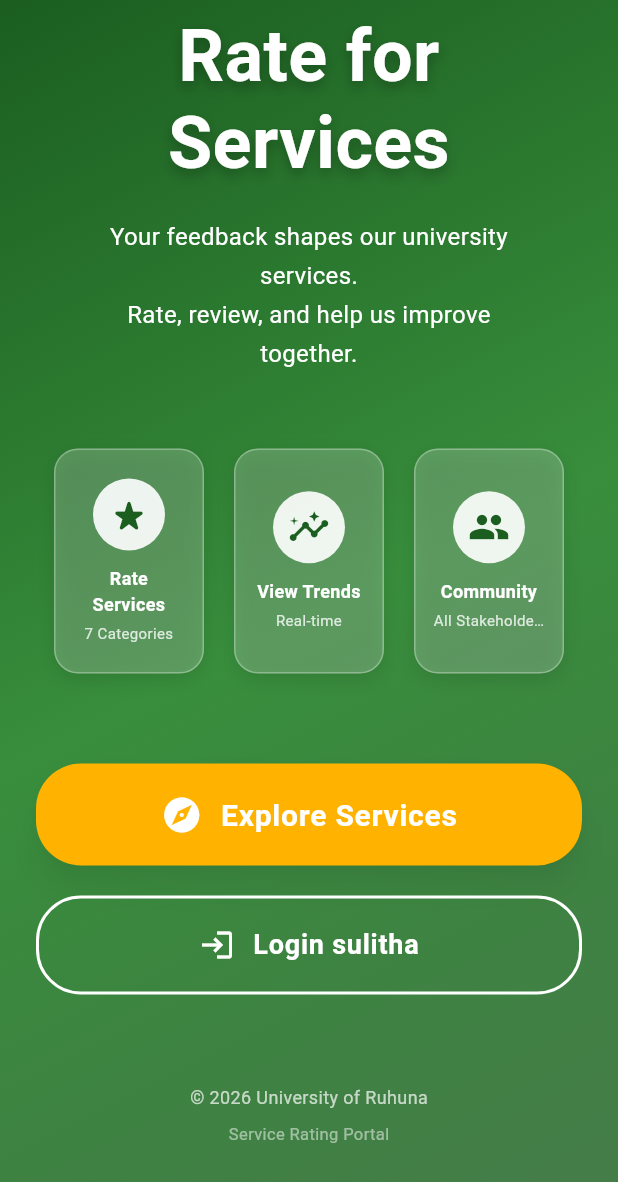
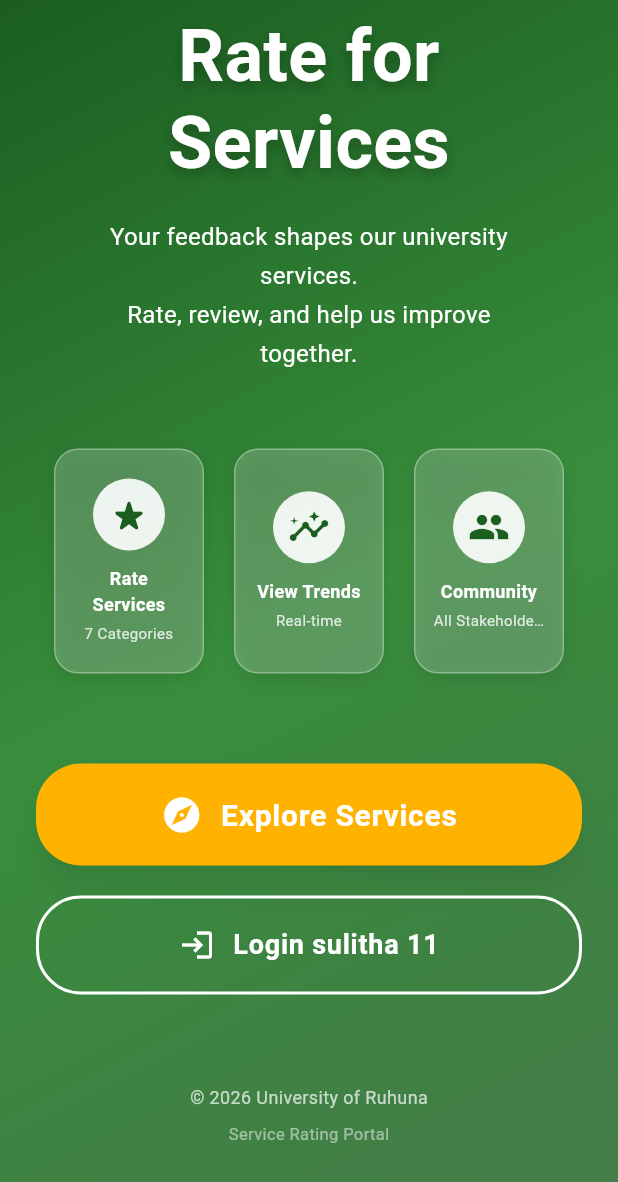
Before and after one commit to praveentecsl/rating_app, a Flutter app: the screen it shows after launch, scrolled down 356 dp, on a phone screen of 412 x 824 dp. Shown: the top 1182 px of the screen. Run offline on Flutter 3.47's test engine with Material 3 defaults, Android fonts, the phone set to English and light mode, and no system bars; our stand-ins replace sqflite, sqflite_common_ffi_web; accounts and stored records are empty.

Commit message:
change 11

```diff
--- a/lib/screens/landing_screen.dart
+++ b/lib/screens/landing_screen.dart
@@ -239,7 +239,7 @@ class LandingScreen extends StatelessWidget {
                               Icon(Icons.login, size: 24),
                               SizedBox(width: 12),
                               Text(
-                                'Login sulitha',
+                                'Login sulitha 11',
                                 style: TextStyle(
                                   fontSize: 18,
                                   fontWeight: FontWeight.bold,
```
